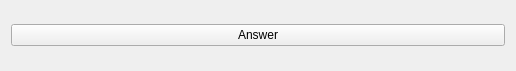
Before: the Qt Designer form src/views/ui/answerFrame.ui in adibozzhanov/LeProgram, drawn with Qt 5.
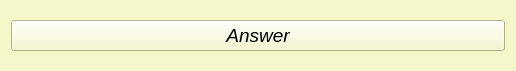
After: the same form once the commit is applied.

Diff of the .ui file:
```diff
--- a/src/views/ui/answerFrame.ui
+++ b/src/views/ui/answerFrame.ui
@@ -13,9 +13,19 @@
   <property name="windowTitle">
    <string>Frame</string>
   </property>
+  <property name="styleSheet">
+   <string notr="true">background-color: rgb(246, 247, 200);</string>
+  </property>
   <layout class="QHBoxLayout" name="horizontalLayout">
    <item>
     <widget class="QPushButton" name="answerButton">
+     <property name="font">
+      <font>
+       <family>Helvetica Neue</family>
+       <pointsize>14</pointsize>
+       <italic>true</italic>
+      </font>
+     </property>
      <property name="text">
       <string>Answer</string>
      </property>
```
